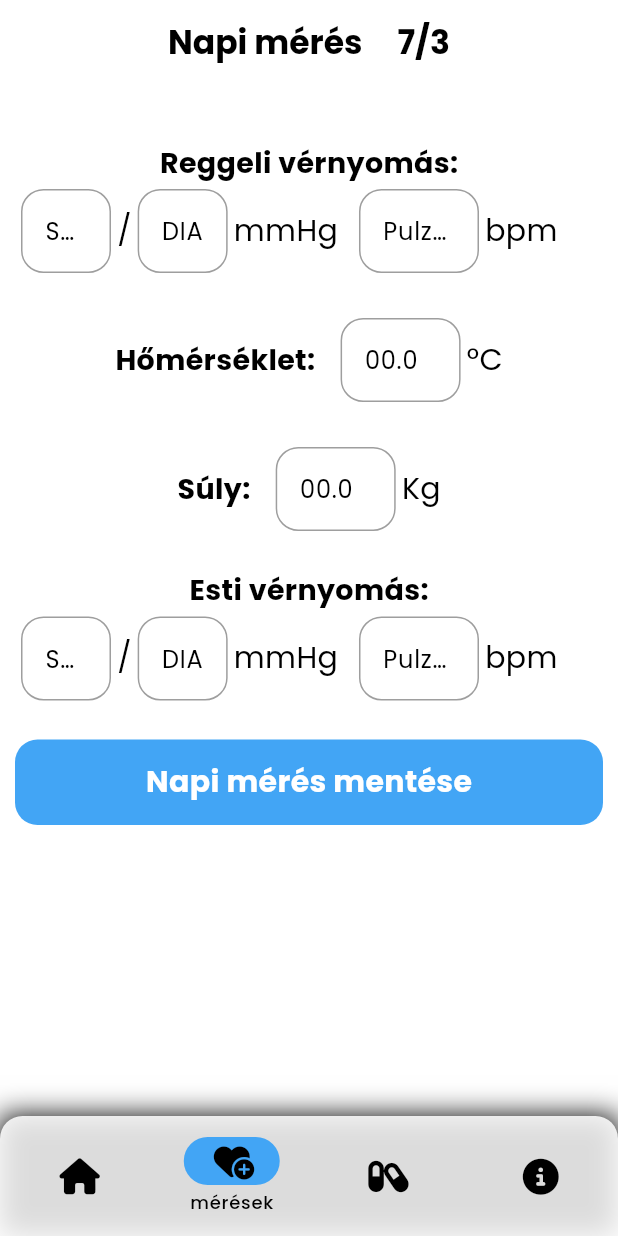
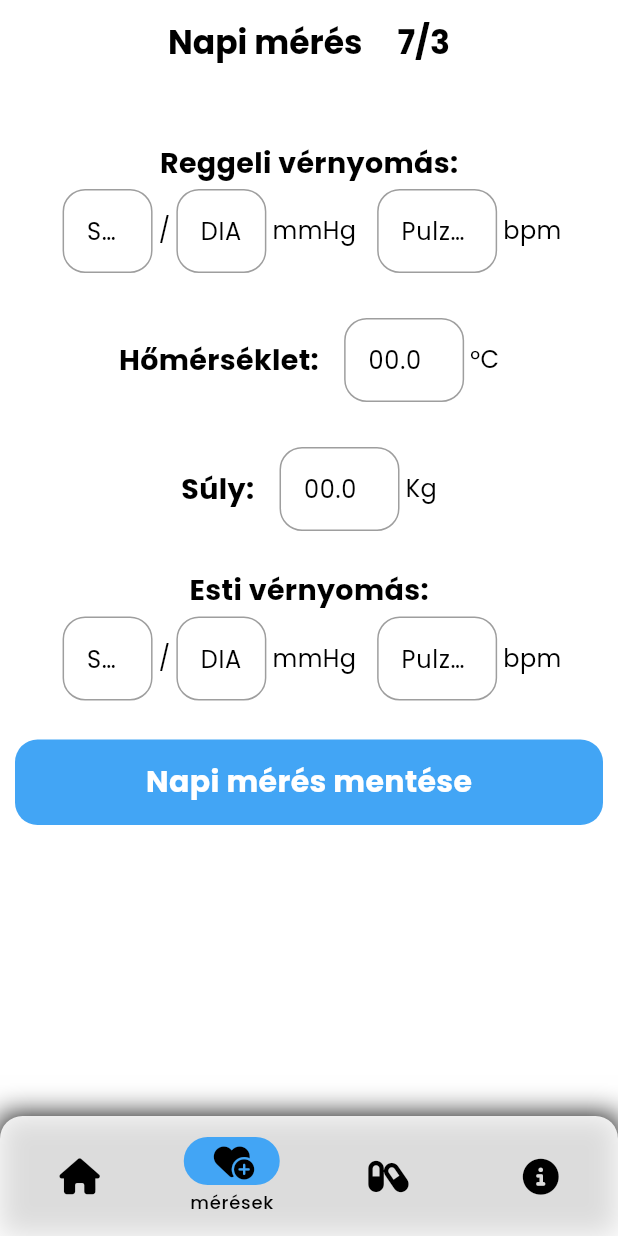
Before and after one commit to Mak0nz/iaso, a Flutter app: the screen it shows once a user with an empty profile is signed in, item 2 of the bottom bar chosen, on a phone screen of 412 x 824 dp. Run offline on Flutter 3.47's test engine with Material 3 defaults, Android fonts, the phone set to English and light mode, and no system bars; our stand-ins replace cloud_firestore, firebase_auth, firebase_core, fluttertoast, font_awesome_flutter, google_sign_in; accounts and stored records are empty.

Commit message:
fixed styling issues

```diff
--- a/lib/screens/pages/stats.dart
+++ b/lib/screens/pages/stats.dart
@@ -100,6 +100,7 @@ class _StatsPageState extends State<StatsPage> {
               SizedBox(height: 95,), // No content behind appbar on pageload.
               Text("Reggeli vérnyomás:", style: TextStyle(fontSize: 19, fontWeight: FontWeight.bold),),
               Row(
+                mainAxisAlignment: MainAxisAlignment.center,
                 children: [
                   Padding(
                     padding: EdgeInsets.all(4.0), // Adjust padding as needed
@@ -121,7 +122,7 @@ class _StatsPageState extends State<StatsPage> {
                       ),
                     ),
                   ),
-                  const Text("/", style: TextStyle(fontSize: 20),),
+                  const Text("/", style: TextStyle(fontSize: 16),),
                   Padding(
                     padding: EdgeInsets.all(4.0), // Adjust padding as needed
                     child: SizedBox(
@@ -143,7 +144,7 @@ class _StatsPageState extends State<StatsPage> {
                     ),
                   ),
 
-                  const Text("mmHg", style: TextStyle(fontSize: 20),),
+                  const Text("mmHg", style: TextStyle(fontSize: 16),),
                   SizedBox(
                     width: 10.0, // Add horizontal spacing between the fields
                   ),
@@ -168,7 +169,7 @@ class _StatsPageState extends State<StatsPage> {
                       ),
                     ),
                   ),
-                  const Text("bpm", style: TextStyle(fontSize: 20),),
+                  const Text("bpm", style: TextStyle(fontSize: 16),),
 
                 ],
               ),
@@ -200,7 +201,7 @@ class _StatsPageState extends State<StatsPage> {
                       ),
                     ),
                   ),
-                  const Text("°C", style: TextStyle(fontSize: 20),),
+                  const Text("°C", style: TextStyle(fontSize: 16),),
                 ],
               ),
 
@@ -231,7 +232,7 @@ class _StatsPageState extends State<StatsPage> {
                       ),
                     ),
                   ),
-                  const Text("Kg", style: TextStyle(fontSize: 20),),
+                  const Text("Kg", style: TextStyle(fontSize: 16),),
                 ],
               ),
 
@@ -239,6 +240,7 @@ class _StatsPageState extends State<StatsPage> {
 
               Text("Esti vérnyomás:", style: TextStyle(fontSize: 19, fontWeight: FontWeight.bold),),
               Row(
+                mainAxisAlignment: MainAxisAlignment.center,
                 children: [
                   Padding(
                     padding: EdgeInsets.all(4.0), // Adjust padding as needed
@@ -260,7 +262,7 @@ class _StatsPageState extends State<StatsPage> {
                       ),
                     ),
                   ),
-                  const Text("/", style: TextStyle(fontSize: 20),),
+                  const Text("/", style: TextStyle(fontSize: 16),),
                   Padding(
                     padding: EdgeInsets.all(4.0), // Adjust padding as needed
                     child: SizedBox(
@@ -282,7 +284,7 @@ class _StatsPageState extends State<StatsPage> {
                     ),
                   ),
 
-                  const Text("mmHg", style: TextStyle(fontSize: 20),),
+                  const Text("mmHg", style: TextStyle(fontSize: 16),),
                   SizedBox(
                     width: 10.0, // Add horizontal spacing between the fields
                   ),
@@ -307,7 +309,7 @@ class _StatsPageState extends State<StatsPage> {
                       ),
                     ),
                   ),
-                  const Text("bpm", style: TextStyle(fontSize: 20),),
+                  const Text("bpm", style: TextStyle(fontSize: 16),),
 
                 ],
               ),
```
